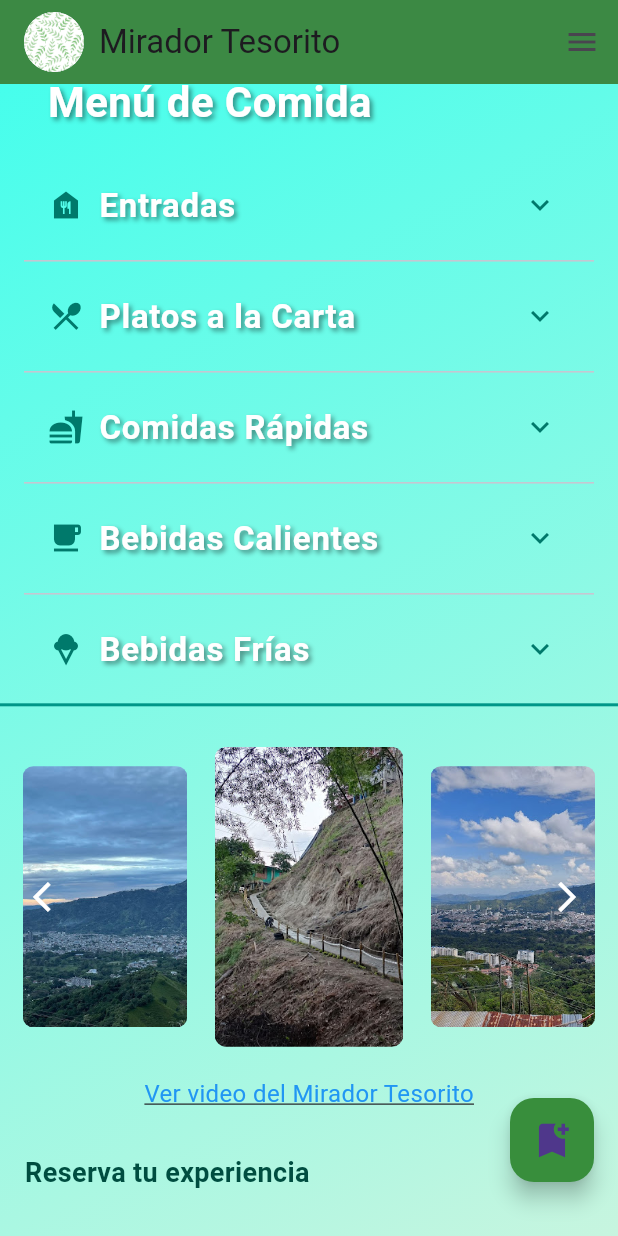
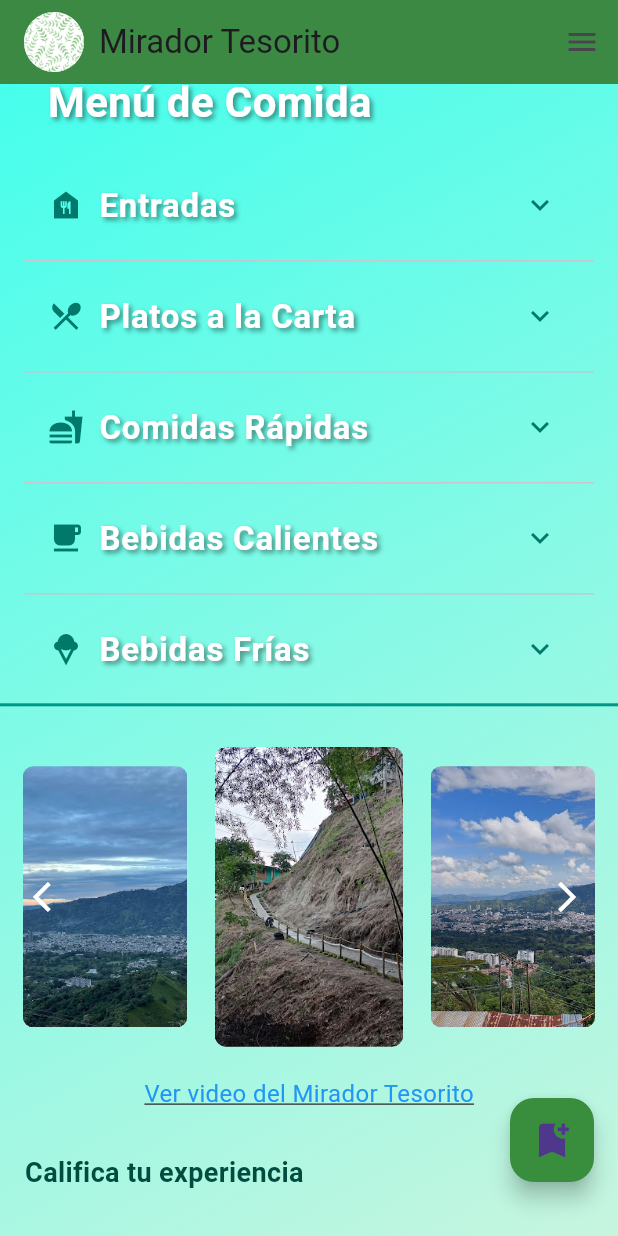
Before and after one commit to Bedoya-A/Proyecto_Adsi, a Flutter app: the MiradorTesorito screen opened directly, scrolled down 1152 dp, on a phone screen of 412 x 824 dp. Run offline on Flutter 3.47's test engine with Material 3 defaults, Android fonts, the phone set to English and light mode, and no system bars; drawn by our look-alikes of carousel_slider; our stand-ins replace flutter_animate, flutter_masked_text2, photo_view.

Commit message:
Update MiradorTesorito.dart

```diff
--- a/Prototipo App/Prueba/lib/MiradorTesorito.dart
+++ b/Prototipo App/Prueba/lib/MiradorTesorito.dart
@@ -280,7 +280,7 @@ class _MiradorTesoritoState extends State<MiradorTesorito>
               SizedBox(height: 20),
               Padding(
                 padding: const EdgeInsets.symmetric(horizontal: 16.6),
-                child: _buildSectionTitle("Reserva tu experiencia"),
+                child: _buildSectionTitle("Califica tu experiencia"),
               ),
               SizedBox(height: 20), // Separación adicional
               Padding(
```
